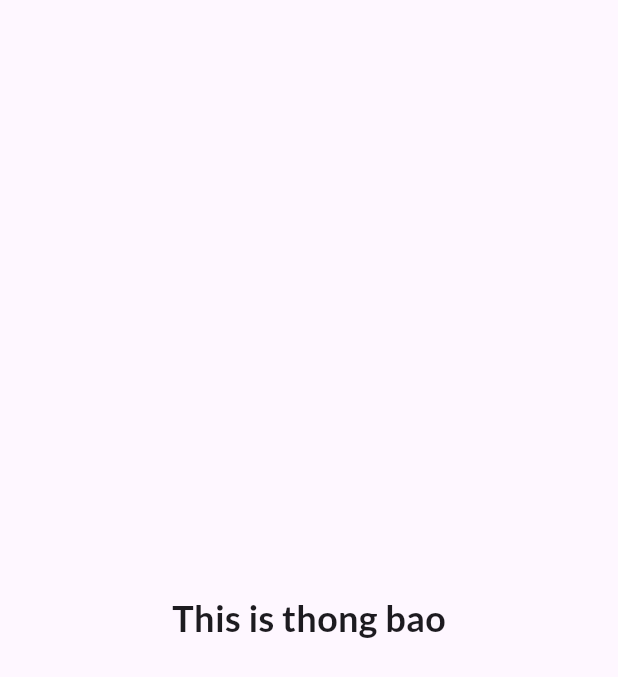
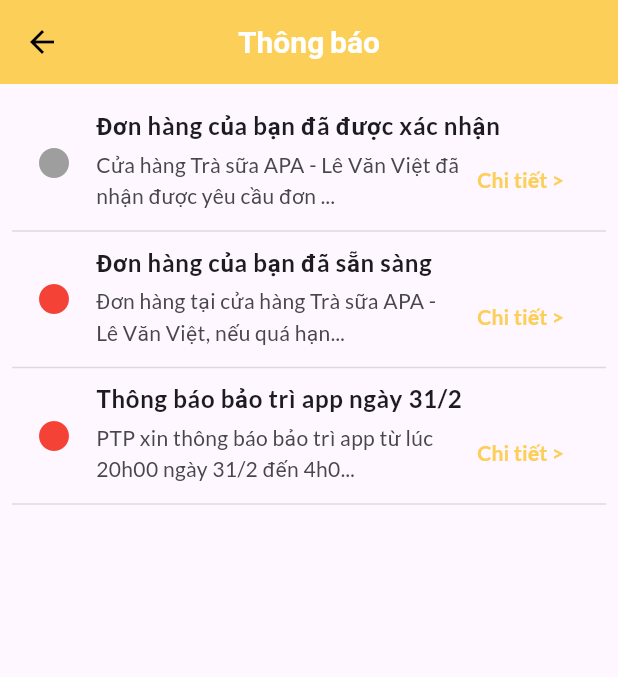
Before and after one commit to public-transportation-pickup/ptp-mobile-customer, a Flutter app: the NotificationPage screen opened directly, on a phone screen of 412 x 824 dp. Shown: the top 677 px of the screen. Run offline on Flutter 3.47's test engine with Material 3 defaults, Android fonts, the phone set to English and light mode, and no system bars; our stand-ins replace badges, carousel_slider, firebase_auth, firebase_core, flutter_map, flutter_svg and 9 more; missing offline and left inert: flutter_map_location_marker, flutter_map_marker_popup, flutter_map_tappable_polyline, open_settings; accounts and stored records are empty; network calls fail.

Commit message:
design notification page UI

```diff
--- a/lib/pages/main_pages/notification_page.dart
+++ b/lib/pages/main_pages/notification_page.dart
@@ -1,24 +1,127 @@
 import 'package:flutter/material.dart';
 
+import '../notification_pages/notification_detail_page.dart';
+import '../notification_pages/notification_model.dart';
+
 class NotificationPage extends StatelessWidget {
+  final List<NotificationItem> notifications = [
+    NotificationItem(
+      title: "Đơn hàng của bạn đã sẵn sàng",
+      imageURL: '',
+      content:
+          "Đơn hàng tại cửa hàng Trà sữa APA - Lê Văn Việt, nếu quá hạn đơn bạn sẽ bị hủy.",
+      createdDate: '2024-03-23 00:06:05.9327006',
+      isRead: false,
+    ),
+    NotificationItem(
+      title: "Đơn hàng của bạn đã được xác nhận",
+      imageURL: '',
+      content:
+          "Cửa hàng Trà sữa APA - Lê Văn Việt đã nhận được yêu cầu đơn hàng của bạn.",
+      createdDate: '2024-03-26 14:06:05.9327006',
+      isRead: true,
+    ),
+    NotificationItem(
+      title: "Thông báo bảo trì app ngày 31/2",
+      imageURL: '',
+      content:
+          "PTP xin thông báo bảo trì app từ lúc 20h00 ngày 31/2 đến 4h00 ngày 32/2.",
+      createdDate: '2024-03-20 12:06:05.9327006',
+      isRead: false,
+    ),
+    // Add more notifications as needed
+  ];
+
   @override
   Widget build(BuildContext context) {
-    return const Scaffold(
-      body: Center(
+    // Sort the notifications by their creation date
+    notifications.sort((a, b) =>
+        DateTime.parse(b.createdDate).compareTo(DateTime.parse(a.createdDate)));
+
+    return Scaffold(
+      appBar: AppBar(
+        backgroundColor: const Color(0xFFFCCF59),
+        title: const Text(
+          'Thông báo',
+          style: TextStyle(color: Colors.white),
+        ),
+        centerTitle: true,
+      ),
+      body: Padding(
+        padding: const EdgeInsets.all(8.0),
+        child: ListView.builder(
+          itemCount: notifications.length,
+          itemBuilder: (context, index) {
+            return Column(
+              children: <Widget>[
+                InkWell(
+                  onTap: () {
+                    Navigator.push(
+                      context,
+                      MaterialPageRoute(
+                        builder: (context) => NotificationDetailPage(
+                            notification: notifications[index]),
+                      ),
+                    );
+                  },
+                  child: ListTile(
+                    leading: notifications[index].isRead
+                        ? const Icon(Icons.circle, color: Colors.grey)
+                        : const Icon(Icons.circle, color: Colors.red),
+                    title: Text(
+                      notifications[index].title,
+                      style: const TextStyle(
+                        fontWeight: FontWeight.w700,
+                        fontSize: 16,
+                      ),
+                    ),
+                    contentPadding: const EdgeInsets.symmetric(horizontal: 16),
+                    subtitle: Row(
+                      children: [
+                        Expanded(
                           child: Column(
-          mainAxisAlignment: MainAxisAlignment.center,
-          crossAxisAlignment: CrossAxisAlignment.center,
-          children: <Widget>[
+                            crossAxisAlignment: CrossAxisAlignment.start,
+                            children: [
                               Text(
-              'This is thong bao',
+                                notifications[index].content.length > 60
+                                    ? '${notifications[index].content.substring(0, 60)}...'
+                                    : notifications[index].content,
+                              ),
+                            ],
+                          ),
+                        ),
+                        TextButton(
+                          onPressed: () {
+                            Navigator.push(
+                              context,
+                              MaterialPageRoute(
+                                builder: (context) => NotificationDetailPage(
+                                    notification: notifications[index]),
+                              ),
+                            );
+                          },
+                          child: const Text(
+                            'Chi tiết >',
                             style: TextStyle(
-                fontSize: 24,
-                fontWeight: FontWeight.bold,
+                              fontWeight: FontWeight.w700,
+                              fontSize: 14,
+                              color: Color(0xFFFCCF59),
+                            ),
                           ),
                         ),
                       ],
                     ),
                   ),
+                ),
+                const Divider(
+                  height: 2,
+                  color: Colors.black12,
+                ),
+              ],
+            );
+          },
+        ),
+      ),
     );
   }
 }
--- /dev/null
+++ b/lib/pages/notification_pages/notification_model.dart
@@ -0,0 +1,15 @@
+class NotificationItem {
+  final String title;
+  final String imageURL;
+  final String content;
+  final String createdDate;
+  final bool isRead;
+
+  NotificationItem({
+    required this.title,
+    required this.content,
+    required this.imageURL,
+    required this.createdDate,
+    required this.isRead,
+  });
+}
--- a/lib/pages/product_pages/cart_page.dart
+++ b/lib/pages/product_pages/cart_page.dart
@@ -1,4 +1,3 @@
-import 'package:capstone_ptp/models/cart_model.dart';
 import 'package:flutter/material.dart';
 import 'package:flutter/services.dart';
 import 'package:intl/intl.dart';
```
Also changed, not shown: lib/pages/notification_pages/notification_detail_page.dart (added, +69 -0 lines). Lines whose indentation alone changed are shown as unchanged.
